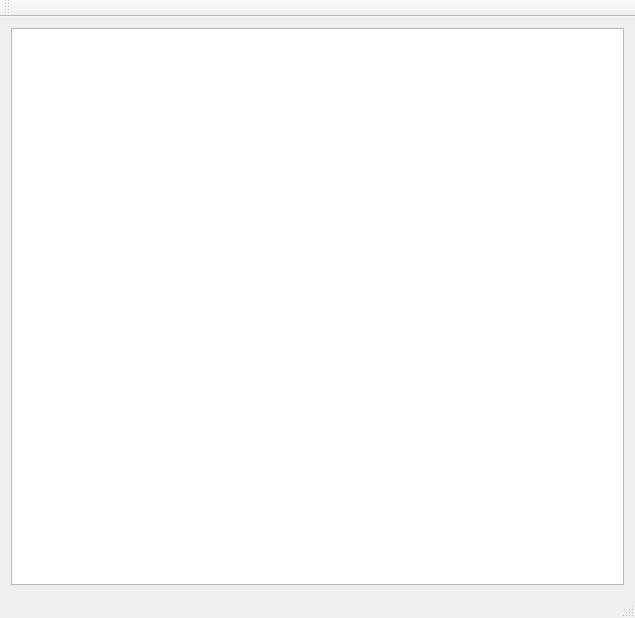
Old version of the form MainWindow.ui in the repository UrFU-Programming/Miner.
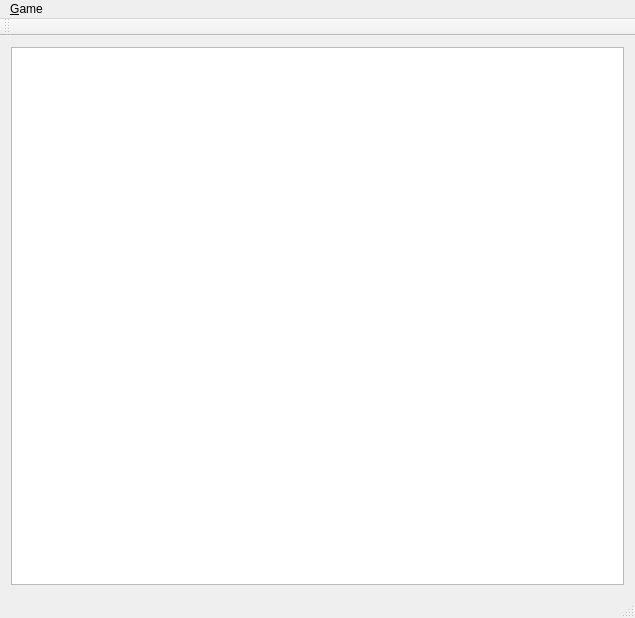
New version of the form.

Commit message:
MainWindow: Add Game menu with "New game" and "Exit" items
WIP on #7.

```diff
--- a/MainWindow.ui
+++ b/MainWindow.ui
@@ -29,6 +29,14 @@
      <height>19</height>
     </rect>
    </property>
+   <widget class="QMenu" name="menu_Game">
+    <property name="title">
+     <string>&amp;Game</string>
+    </property>
+    <addaction name="action_NewGame"/>
+    <addaction name="actionExit"/>
+   </widget>
+   <addaction name="menu_Game"/>
   </widget>
   <widget class="QToolBar" name="mainToolBar">
    <attribute name="toolBarArea">
```
Left out of the diff: 16 changed lines with no effect on the pictures.
